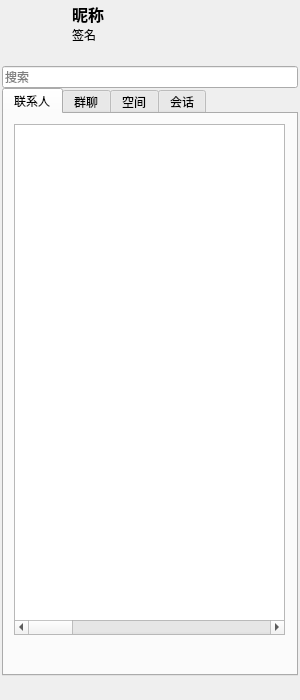
The window that form.ui (sonichy/HTYChat) describes before a commit, drawn with Qt 5.
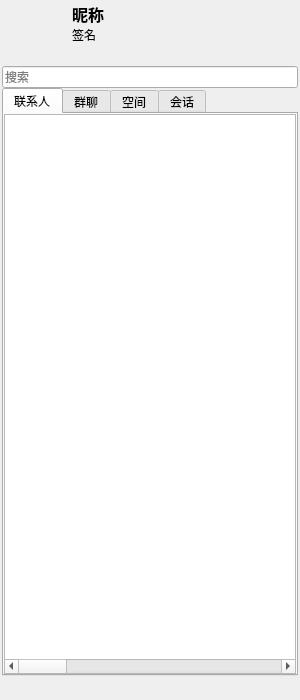
The same window after the commit. Icons and pictures are not drawn.

```diff
--- a/form.ui
+++ b/form.ui
@@ -244,15 +244,24 @@
         <attribute name="title">
          <string>联系人</string>
         </attribute>
+        <layout class="QVBoxLayout" name="verticalLayout_4">
+         <property name="spacing">
+          <number>0</number>
+         </property>
+         <property name="leftMargin">
+          <number>0</number>
+         </property>
+         <property name="topMargin">
+          <number>0</number>
+         </property>
+         <property name="rightMargin">
+          <number>0</number>
+         </property>
+         <property name="bottomMargin">
+          <number>0</number>
+         </property>
+         <item>
         <widget class="QTableWidget" name="tableWidgetContact">
-         <property name="geometry">
-          <rect>
-           <x>10</x>
-           <y>10</y>
-           <width>271</width>
-           <height>511</height>
-          </rect>
-         </property>
          <property name="mouseTracking">
           <bool>true</bool>
          </property>
@@ -304,6 +313,8 @@
          <column/>
          <column/>
         </widget>
+         </item>
+        </layout>
        </widget>
        <widget class="QWidget" name="tab_2">
         <attribute name="title">
```
Lines whose indentation alone changed are shown as unchanged.
